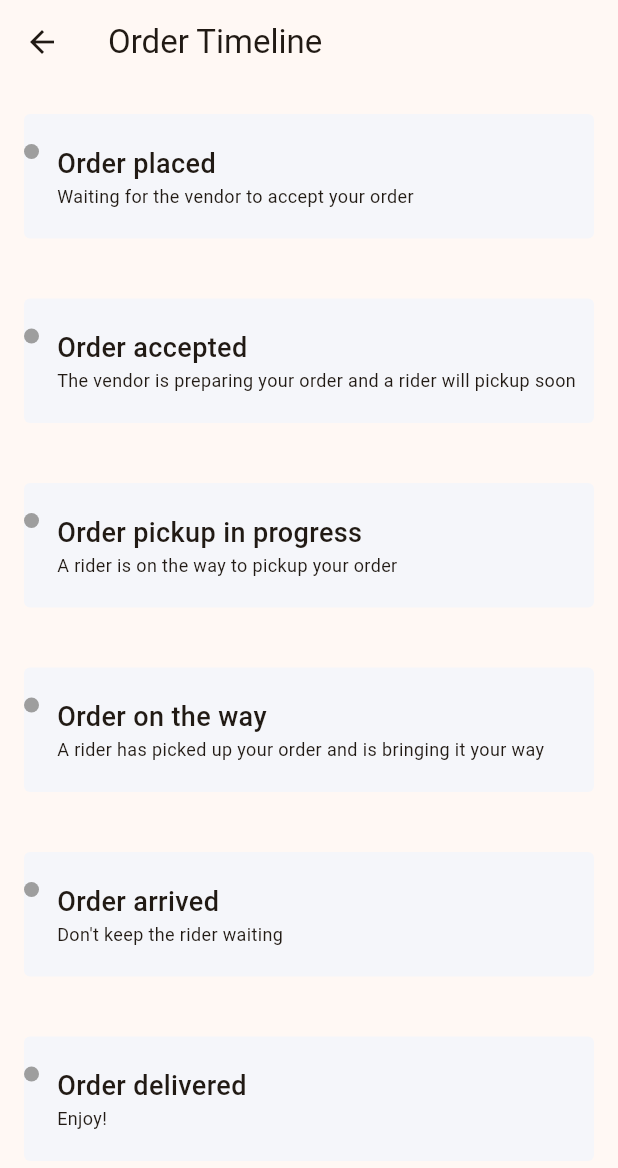
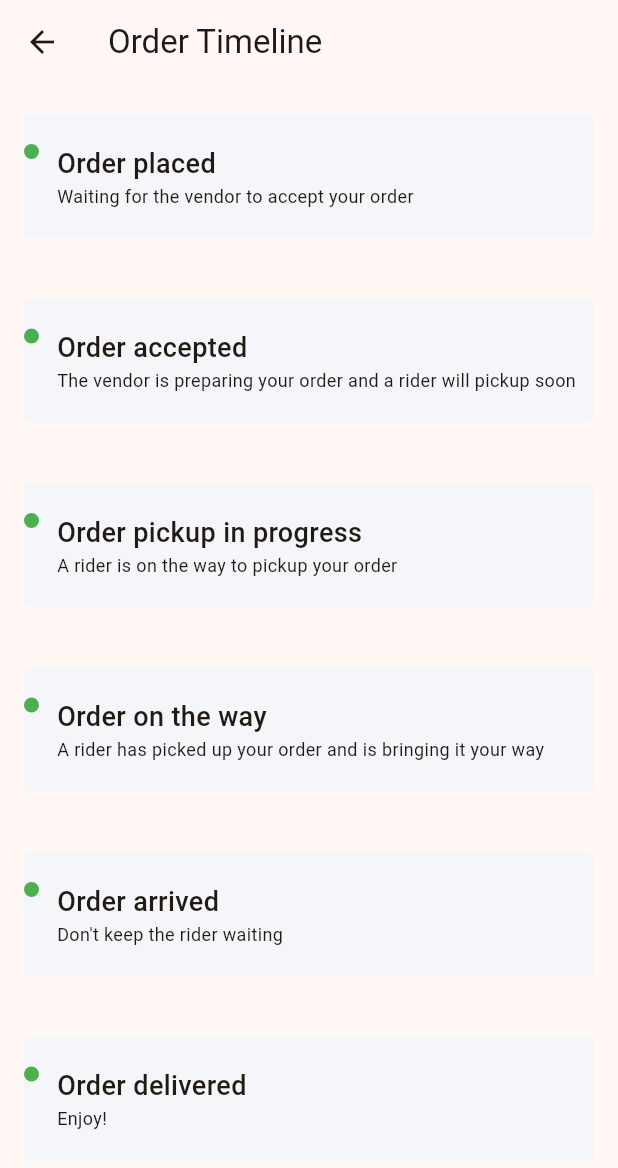
Before and after one commit to BashirYesufu/edenlife, a Flutter app: the OrderTimelineScreen screen opened by its route, on a phone screen of 412 x 824 dp. Shown: the top 1168 px of the screen. Run offline on Flutter 3.47's test engine with Material 2 defaults, Android fonts, the phone set to English and light mode, and no system bars; our stand-ins replace firebase_auth, firebase_core, flutter_svg, google_sign_in, rxdart, smooth_page_indicator; missing offline and left inert: ably_flutter, fade_out_particle, github_sign_in_plus; accounts and stored records are empty.

```diff
--- a/lib/features/order_timeline.dart
+++ b/lib/features/order_timeline.dart
@@ -64,7 +64,7 @@ class _OrderTimelineScreenState extends State<OrderTimelineScreen> {
               child: Row(
                 crossAxisAlignment: CrossAxisAlignment.start,
                 children: [
-                  CircleAvatar(backgroundColor: Colors.grey, radius: 5,),
+                  CircleAvatar(backgroundColor: Colors.green, radius: 5,),
                   Flexible(
                     child: Padding(
                       padding: const EdgeInsets.only(left: 12.0),
```
